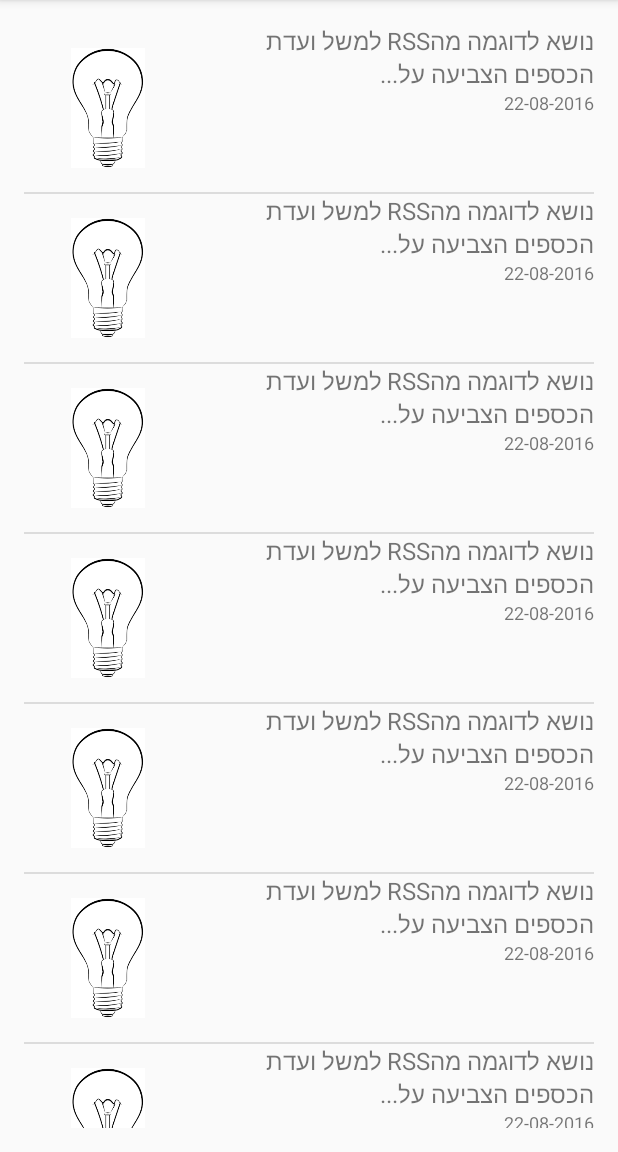
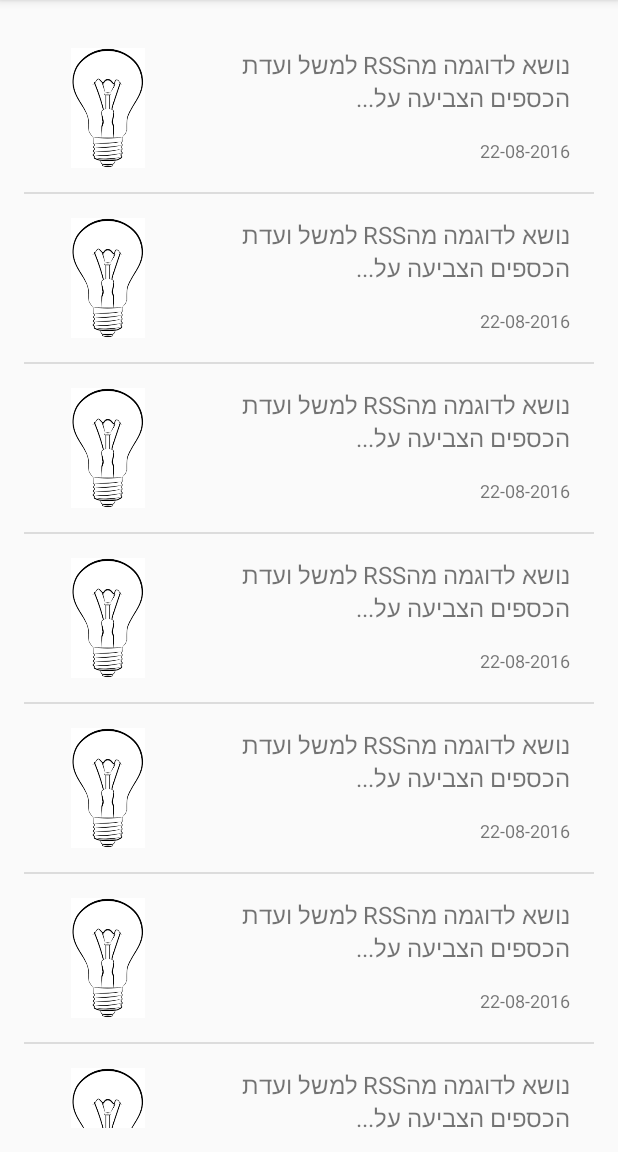
Before and after one commit to supaeli/Wise-Influence, an Android app: the screen it shows after launch (PostsFeedActivity), on a phone screen of 412 x 824 dp, the part 84-1236 px from its top. Run offline under Robolectric (Android 15) with nearby library versions, the phone set to English and light mode, and no system bars.

Commit message:
some UI twiks

```diff
--- a/app/src/main/res/layout/list_item_template.xml
+++ b/app/src/main/res/layout/list_item_template.xml
@@ -7,6 +7,8 @@
         android:id="@+id/elisImage"
         android:layout_width="80dp"
         android:layout_height="80dp"
+        android:layout_alignParentLeft="true"
+        android:layout_alignParentTop="true"
         android:layout_margin="16dp"/>
     <TextView
         android:id="@+id/elisText"
@@ -15,7 +17,8 @@
         android:layout_width="240dp"
         android:layout_height="wrap_content"
         android:maxLines="3"
-        android:textSize="16sp" />
+        android:textSize="16sp"
+        android:layout_margin="16dp"/>
     <TextView
         android:id="@+id/elisDate"
         android:layout_alignParentRight="true"
@@ -23,6 +26,7 @@
         android:layout_alignBottom="@id/elisImage"
         android:layout_width="wrap_content"
         android:layout_height="wrap_content"
+        android:layout_marginRight="16dp"
         android:textSize="12sp" />
 
 </RelativeLayout>
```
